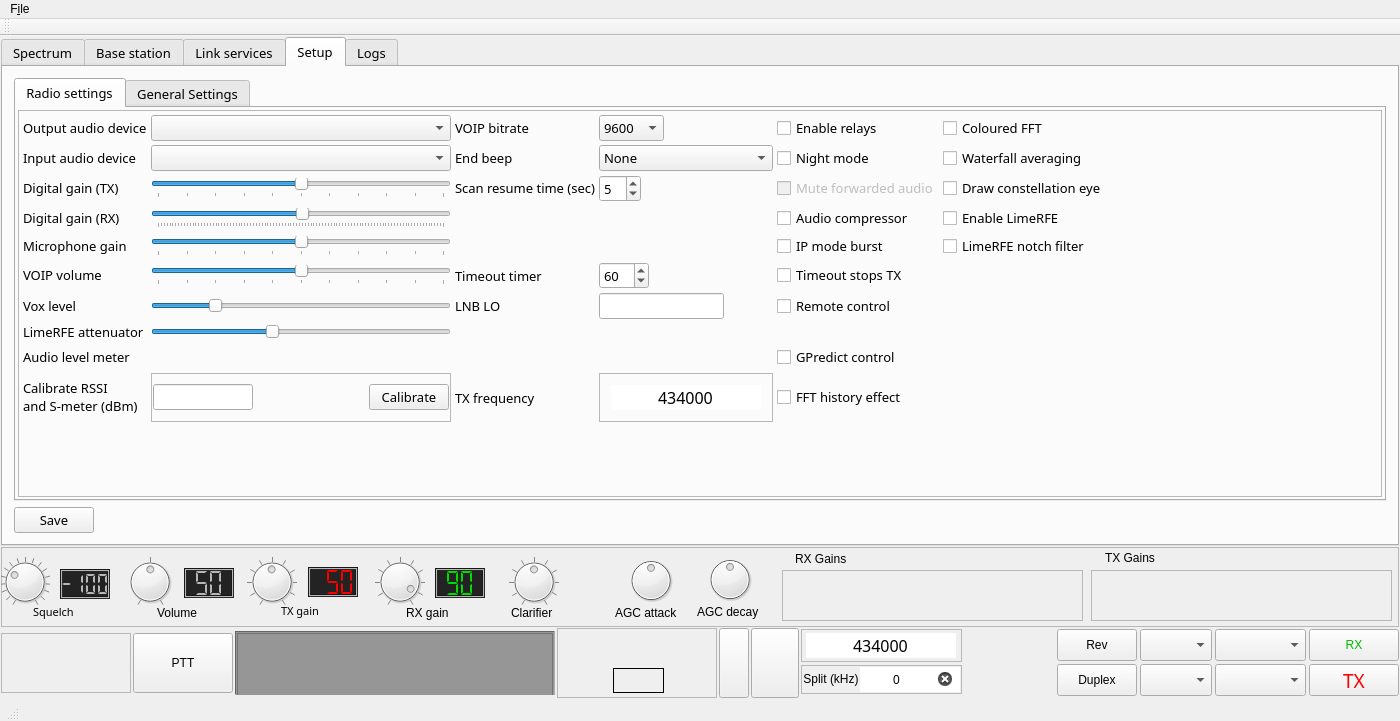
Before: the Qt Designer form src/mainwindow.ui in qradiolink/qradiolink, drawn with Qt 5.
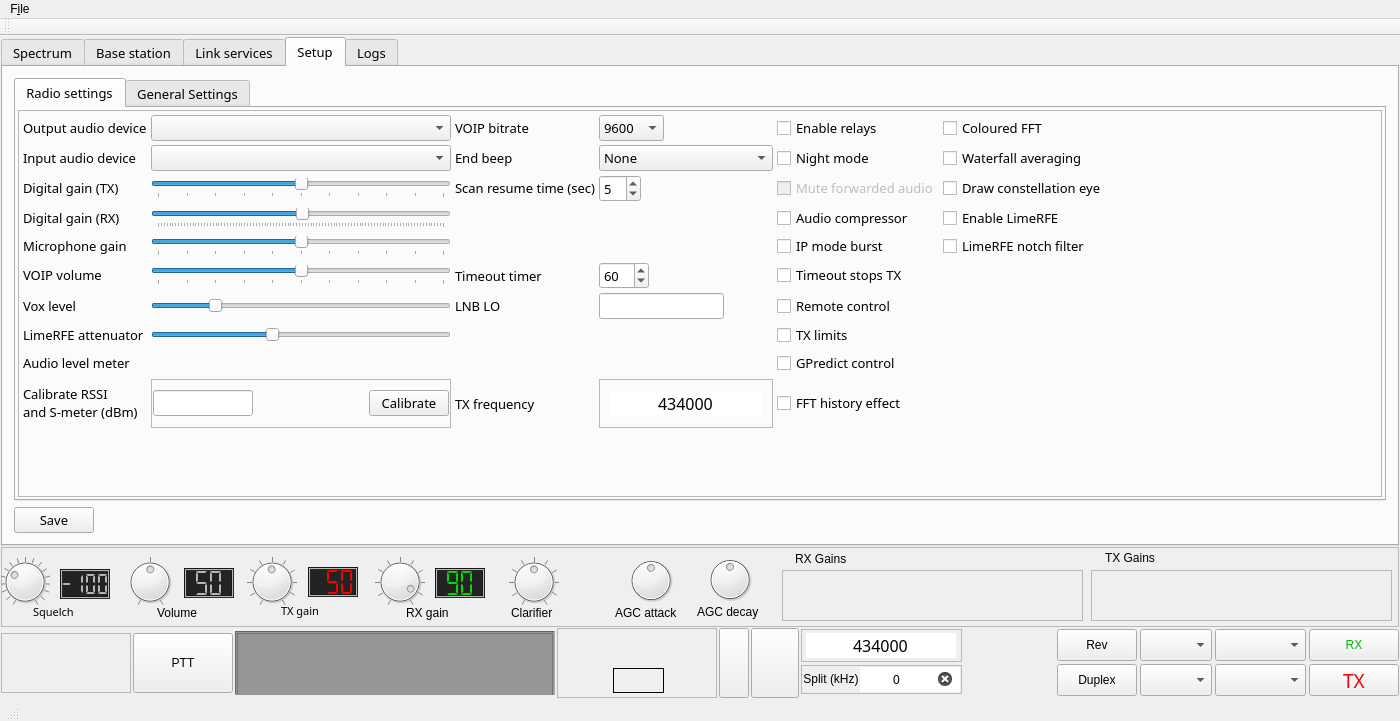
After: the same form once the commit is applied. Icons and pictures are not drawn. Custom widgets are drawn as their Qt base class.

Commit message: Move tx limits checkbox to first settings page

Diff of the .ui file:
```diff
--- a/src/mainwindow.ui
+++ b/src/mainwindow.ui
@@ -3606,6 +3606,13 @@
                    </property>
                   </widget>
                  </item>
+                 <item row="12" column="4">
+                  <widget class="QCheckBox" name="checkBoxTxLimits">
+                   <property name="text">
+                    <string>TX limits</string>
+                   </property>
+                  </widget>
+                 </item>
                 </layout>
                </widget>
               </item>
@@ -3953,13 +3960,6 @@
                    </property>
                   </widget>
                  </item>
-                 <item row="4" column="3">
-                  <widget class="QCheckBox" name="checkBoxTxLimits">
-                   <property name="text">
-                    <string>TX limits</string>
-                   </property>
-                  </widget>
-                 </item>
                  <item row="1" column="2">
                   <widget class="QLabel" name="label_6">
                    <property name="sizePolicy">
```
